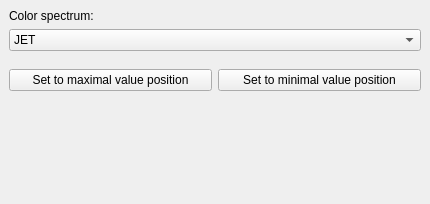
Above: projects/k-wave-h5-visualizer/widgets/selecteddatasetdockwidget.ui from klepo/Visualisation-of-the-outputs-of-k-Wave-ultrasound-simulations before the change. Below: the same form after it.
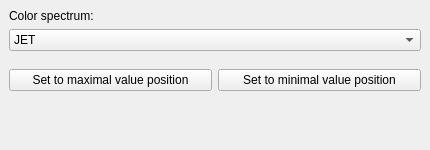
That is the form after the change. Icons and pictures are not drawn. Custom widgets are drawn as their Qt base class.

The edit to the form file:
```diff
--- a/projects/k-wave-h5-visualizer/widgets/selecteddatasetdockwidget.ui
+++ b/projects/k-wave-h5-visualizer/widgets/selecteddatasetdockwidget.ui
@@ -7,13 +7,19 @@
     <x>0</x>
     <y>0</y>
     <width>430</width>
-    <height>204</height>
+    <height>150</height>
    </rect>
   </property>
   <property name="minimumSize">
    <size>
     <width>430</width>
-    <height>204</height>
+    <height>150</height>
+   </size>
+  </property>
+  <property name="maximumSize">
+   <size>
+    <width>430</width>
+    <height>16777215</height>
    </size>
   </property>
   <property name="windowTitle">
@@ -56,7 +62,7 @@
          <x>0</x>
          <y>0</y>
          <width>430</width>
-         <height>176</height>
+         <height>122</height>
         </rect>
        </property>
        <layout class="QVBoxLayout" name="verticalLayoutSelectedDatasetScroll">
```
